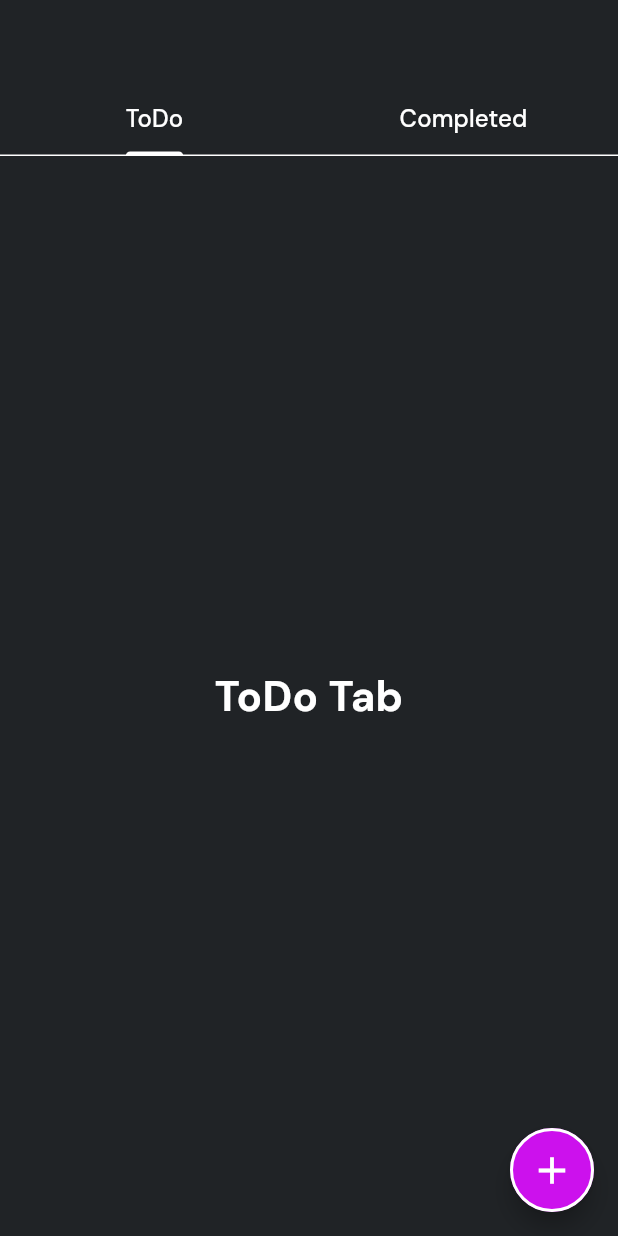
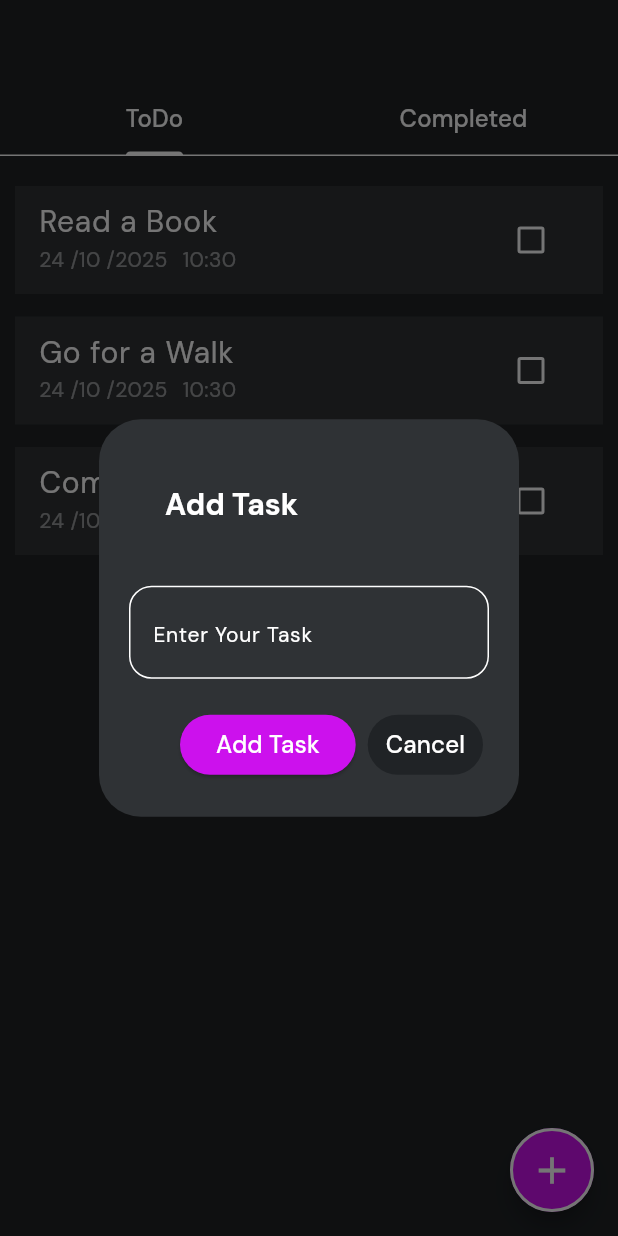
Before and after one commit to EILAKKA/notesphere, a Flutter app: the TodoScreen screen opened by its route, after a tap on the "add" icon, on a phone screen of 412 x 824 dp. Run offline on Flutter 3.47's test engine with Material 3 defaults, Android fonts, the phone set to English and light mode, and no system bars; our stand-ins replace go_router, google_fonts, hive, hive_flutter; accounts and stored records are empty; generated files the repository leaves out were written again.

Commit message:
Add New Task

```diff
--- a/lib/screens/completed_tab.dart
+++ /dev/null
@@ -1,16 +0,0 @@
-import 'package:flutter/material.dart';
-import 'package:notesphere/utils/text_styles.dart';
-
-class CompletedTab extends StatefulWidget {
-  const CompletedTab({super.key});
-
-  @override
-  State<CompletedTab> createState() => _CompletedTabState();
-}
-
-class _CompletedTabState extends State<CompletedTab> {
-  @override
-  Widget build(BuildContext context) {
-    return Center(child: Text("Completed Tab", style: AppTextStyles.appTitle));
-  }
-}
--- a/lib/screens/to_do_tab.dart
+++ /dev/null
@@ -1,16 +0,0 @@
-import 'package:flutter/material.dart';
-import 'package:notesphere/utils/text_styles.dart';
-
-class ToDoTab extends StatefulWidget {
-  const ToDoTab({super.key});
-
-  @override
-  State<ToDoTab> createState() => _ToDoTabState();
-}
-
-class _ToDoTabState extends State<ToDoTab> {
-  @override
-  Widget build(BuildContext context) {
-    return Center(child: Text("ToDo Tab", style: AppTextStyles.appTitle));
-  }
-}
--- a/lib/screens/todo_screen.dart
+++ b/lib/screens/todo_screen.dart
@@ -1,6 +1,9 @@
 import 'package:flutter/material.dart';
-import 'package:notesphere/screens/completed_tab.dart';
-import 'package:notesphere/screens/to_do_tab.dart';
+import 'package:notesphere/helpers/snack_bar.dart';
+import 'package:notesphere/models/todo_model.dart';
+import 'package:notesphere/widgets/Tabs/completed_tab.dart';
+import 'package:notesphere/widgets/Tabs/to_do_tab.dart';
+import 'package:notesphere/services/todo_service.dart';
 import 'package:notesphere/utils/colors.dart';
 import 'package:notesphere/utils/text_styles.dart';
 
@@ -14,11 +17,127 @@ class TodoScreen extends StatefulWidget {
 class _TodoScreenState extends State<TodoScreen>
     with SingleTickerProviderStateMixin {
   late TabController _tabController;
+  late List<ToDo> allTodos = [];
+  late List<ToDo> inCompletedTodos = [];
+  late List<ToDo> completedTodos = [];
+  ToDoService toDoService = ToDoService();
+  final TextEditingController _taskController = TextEditingController();
+  @override
+  void dispose() {
+    _tabController;
+    _taskController;
+    super.dispose();
+  }
 
   @override
   void initState() {
     super.initState();
     _tabController = TabController(length: 2, vsync: this);
+    _checkIfUserNew();
+  }
+
+  void _checkIfUserNew() async {
+    final bool isNewUser = await toDoService.isNewUser();
+
+    if (isNewUser) {
+      await toDoService.createInitialTodos();
+    }
+    _loadToDos();
+  }
+
+  Future<void> _loadToDos() async {
+    final List<ToDo> loadedTodos = await toDoService.loadTodos();
+    setState(() {
+      allTodos = loadedTodos;
+      // incompleted Todos
+      inCompletedTodos = allTodos.where((todo) => !todo.isDone).toList();
+      // completed todos
+      completedTodos = allTodos.where((todo) => todo.isDone).toList();
+    });
+  }
+
+  // method to add task
+  void _addTask() async {
+    try {
+      if (_taskController.text.isNotEmpty) {
+        final ToDo newTodo = ToDo(
+          title: _taskController.text,
+          date: DateTime.now(),
+          time: DateTime.now(),
+          isDone: false,
+        );
+        await toDoService.addTodo(newTodo);
+        setState(() {
+          allTodos.add(newTodo);
+          inCompletedTodos.add(newTodo);
+        });
+
+        AppHelpers.showSnackBar(context, "Task Added");
+      }
+    } catch (e) {
+      AppHelpers.showSnackBar(context, "Faild to add task");
+    }
+  }
+
+  void openMessageModel(BuildContext context) {
+    showDialog(
+      context: context,
+      builder: (context) {
+        return AlertDialog(
+          backgroundColor: AppColors.eiCardColor,
+          contentPadding: EdgeInsets.zero,
+          title: Padding(
+            padding: const EdgeInsets.all(20),
+            child: Text(
+              "Add Task",
+              style: AppTextStyles.descriptionTitleLarge.copyWith(
+                fontSize: 20,
+                fontWeight: FontWeight.bold,
+              ),
+            ),
+          ),
+          content: Padding(
+            padding: const EdgeInsets.all(20),
+            child: TextField(
+              controller: _taskController,
+              style: TextStyle(color: AppColors.eiWhite, fontSize: 20),
+              decoration: InputDecoration(
+                hintText: "Enter Your Task",
+                hintStyle: AppTextStyles.descriptionTitleSmall,
+                border: OutlineInputBorder(
+                  borderRadius: BorderRadius.circular(15),
+                ),
+              ),
+            ),
+          ),
+          actions: [
+            ElevatedButton(
+              onPressed: () {
+                _addTask();
+              },
+              style: ButtonStyle(
+                backgroundColor: WidgetStatePropertyAll(AppColors.eiFabColor),
+                shape: WidgetStatePropertyAll(
+                  RoundedRectangleBorder(
+                    borderRadius: BorderRadius.circular(100),
+                  ),
+                ),
+              ),
+              child: Text("Add Task", style: AppTextStyles.appButton),
+            ),
+            TextButton(
+              onPressed: () {
+                Navigator.of(context).pop();
+              },
+              style: ButtonStyle(
+                backgroundColor: WidgetStatePropertyAll(AppColors.eiBgColor),
+              ),
+              child: Text("Cancel", style: AppTextStyles.appButton),
+            ),
+          ],
+        );
+      },
+    );
   }
 
   @override
@@ -34,7 +153,9 @@ class _TodoScreenState extends State<TodoScreen>
         ),
       ),
       floatingActionButton: FloatingActionButton(
-        onPressed: () {},
+        onPressed: () {
+          openMessageModel(context);
+        },
         shape: RoundedRectangleBorder(
           borderRadius: BorderRadius.all(Radius.circular(100)),
           side: BorderSide(color: AppColors.eiWhite, width: 2),
@@ -45,10 +166,16 @@ class _TodoScreenState extends State<TodoScreen>
         controller: _tabController,
         children: [
           // ToDo tab content
-          ToDoTab(),
+          ToDoTab(
+            inCompletedTodos: inCompletedTodos,
+            completedTodos: completedTodos,
+          ),
 
           // Completed tab content
-          CompletedTab(),
+          CompletedTab(
+            completedTodos: completedTodos,
+            inCompletedTodos: inCompletedTodos,
+          ),
         ],
       ),
     );
--- a/lib/services/todo_service.dart
+++ b/lib/services/todo_service.dart
@@ -1,12 +1,15 @@
+// ignore_for_file: avoid_print
+
+import 'package:hive/hive.dart';
 import 'package:notesphere/models/todo_model.dart';
 
-class TodoService {
+class ToDoService {
   List<ToDo> todos = [
     ToDo(
       title: "Read a Book",
       date: DateTime.now(),
       time: DateTime.now(),
-      isDone: true,
+      isDone: false,
     ),
     ToDo(
       title: "Go for a Walk",
@@ -21,4 +24,82 @@ class TodoService {
       isDone: false,
     ),
   ];
+
+  //create the database reference for todos
+  final _myBox = Hive.box("todos");
+
+  //check weather the user is new user
+  Future<bool> isNewUser() async {
+    return _myBox.isEmpty;
+  }
+
+  // Method to create the initial todos if the box is empty
+  Future<void> createInitialTodos() async {
+    if (_myBox.isEmpty) {
+      await _myBox.put("todos", todos);
+    }
+  }
+
+  // Method to load the todos
+  Future<List<ToDo>> loadTodos() async {
+    final dynamic todos = await _myBox.get("todos");
+    if (todos != null && todos is List<dynamic>) {
+      return todos.cast<ToDo>().toList();
+    }
+    return [];
+  }
+
+  // Method to add a todo
+  Future<void> addTodo(ToDo todo) async {
+    try {
+      //get all todos from the box
+      final dynamic allTodos = await _myBox.get("todos");
+      allTodos.add(todo);
+      await _myBox.put("todos", allTodos);
+      // ignore: empty_catches
+    } catch (e) {
+      print(e);
+    }
+  }
+
+  //mark the todo as done
+  Future<void> markAsDone(ToDo todo) async {
+    try {
+      //get all todos from the box
+      final dynamic allTodos = await _myBox.get("todos");
+      final int index = allTodos.indexWhere((element) => element.id == todo.id);
+      allTodos[index] = todo;
+      await _myBox.put("todos", allTodos);
+      // ignore: empty_catches
+    } catch (e) {
+      print(e);
+    }
+  }
+
+  //update the todo
+  Future<void> updateTodo(ToDo todo) async {
+    try {
+      //get all todos from the box
+      final dynamic allTodos = await _myBox.get("todos");
+      final int index = allTodos.indexWhere((element) => element == todo);
+      allTodos[index] = todo;
+      await _myBox.put("todos", allTodos);
+      // ignore: empty_catches
+    } catch (e) {
+      print(e);
+    }
+  }
+
+  //delete the todo
+  Future<void> deleteTodo(ToDo todo) async {
+    try {
+      //get all todos from the box
+      final dynamic allTodos = await _myBox.get("todos");
+      allTodos.remove(todo);
+      await _myBox.put("todos", allTodos);
+      // ignore: empty_catches
+    } catch (e) {
+      print(e);
+    }
+  }
 }
--- /dev/null
+++ b/lib/widgets/Tabs/to_do_tab.dart
@@ -0,0 +1,75 @@
+// ignore_for_file: use_build_context_synchronously
+
+import 'package:flutter/material.dart';
+import 'package:notesphere/helpers/snack_bar.dart';
+import 'package:notesphere/models/todo_model.dart';
+import 'package:notesphere/services/todo_service.dart';
+import 'package:notesphere/widgets/to_do_card.dart';
+
+class ToDoTab extends StatefulWidget {
+  final List<ToDo> inCompletedTodos;
+  final List<ToDo> completedTodos;
+
+  const ToDoTab({
+    super.key,
+    required this.inCompletedTodos,
+    required this.completedTodos,
+  });
+
+  @override
+  State<ToDoTab> createState() => _ToDoTabState();
+}
+
+class _ToDoTabState extends State<ToDoTab> {
+  // mark todo as done
+  void _markTodoAsDone(ToDo todo) async {
+    try {
+      final ToDo updatedToDo = ToDo(
+        title: todo.title,
+        date: todo.date,
+        time: todo.time,
+        isDone: true,
+      );
+
+      await ToDoService().markAsDone(updatedToDo);
+
+      // Snack Bar
+
+      AppHelpers.showSnackBar(context, "Marked As Done");
+      setState(() {
+        widget.inCompletedTodos.remove(todo);
+        widget.completedTodos.add(updatedToDo);
+      });
+    } catch (e) {
+      AppHelpers.showSnackBar(context, "Failed to mark as done");
+    }
+  }
+
+  @override
+  Widget build(BuildContext context) {
+    setState(() {
+      widget.inCompletedTodos.sort((a, b) => a.time.compareTo(b.time));
+    });
+    return Padding(
+      padding: const EdgeInsets.symmetric(horizontal: 10),
+      child: Column(
+        children: [
+          SizedBox(height: 20),
+          Expanded(
+            child: ListView.builder(
+              itemCount: widget.inCompletedTodos.length,
+              itemBuilder: (context, index) {
+                final ToDo todo = widget.inCompletedTodos[index];
+                return ToDoCard(
+                  toDo: todo,
+                  isCompleted: false,
+                  onCheckBoxChanged: () => _markTodoAsDone(todo),
+                );
+              },
+            ),
+          ),
+        ],
+      ),
+    );
+  }
+}
--- /dev/null
+++ b/lib/widgets/to_do_card.dart
@@ -0,0 +1,56 @@
+import 'package:flutter/material.dart';
+import 'package:notesphere/models/todo_model.dart';
+import 'package:notesphere/utils/colors.dart';
+import 'package:notesphere/utils/text_styles.dart';
+
+class ToDoCard extends StatefulWidget {
+  final ToDo toDo;
+  final bool isCompleted;
+  final Function() onCheckBoxChanged;
+  const ToDoCard({
+    super.key,
+    required this.toDo,
+    required this.isCompleted,
+    required this.onCheckBoxChanged,
+  });
+
+  @override
+  State<ToDoCard> createState() => _ToDoCardState();
+}
+
+class _ToDoCardState extends State<ToDoCard> {
+  @override
+  Widget build(BuildContext context) {
+    return Container(
+      margin: EdgeInsets.only(bottom: 15),
+      decoration: BoxDecoration(color: AppColors.eiCardColor),
+      child: ListTile(
+        title: Text(
+          widget.toDo.title,
+          style: AppTextStyles.descriptionTitleLarge,
+        ),
+        subtitle: Row(
+          children: [
+            Text(
+              "${widget.toDo.date.day} /${widget.toDo.date.month} /${widget.toDo.date.year}",
+              style: AppTextStyles.descriptionTitleSmall.copyWith(
+                color: AppColors.eiWhite.withValues(alpha: 0.5),
+              ),
+            ),
+            SizedBox(width: 10),
+            Text(
+              "${widget.toDo.time.hour}:${widget.toDo.time.minute} ",
+              style: AppTextStyles.descriptionTitleSmall.copyWith(
+                color: AppColors.eiWhite.withValues(alpha: 0.5),
+              ),
+            ),
+          ],
+        ),
+        trailing: Checkbox(
+          value: widget.isCompleted,
+          onChanged: (value) => widget.onCheckBoxChanged(),
+        ),
+      ),
+    );
+  }
+}
```
Also changed, not shown: lib/widgets/Tabs/completed_tab.dart (added, +74 -0 lines).
